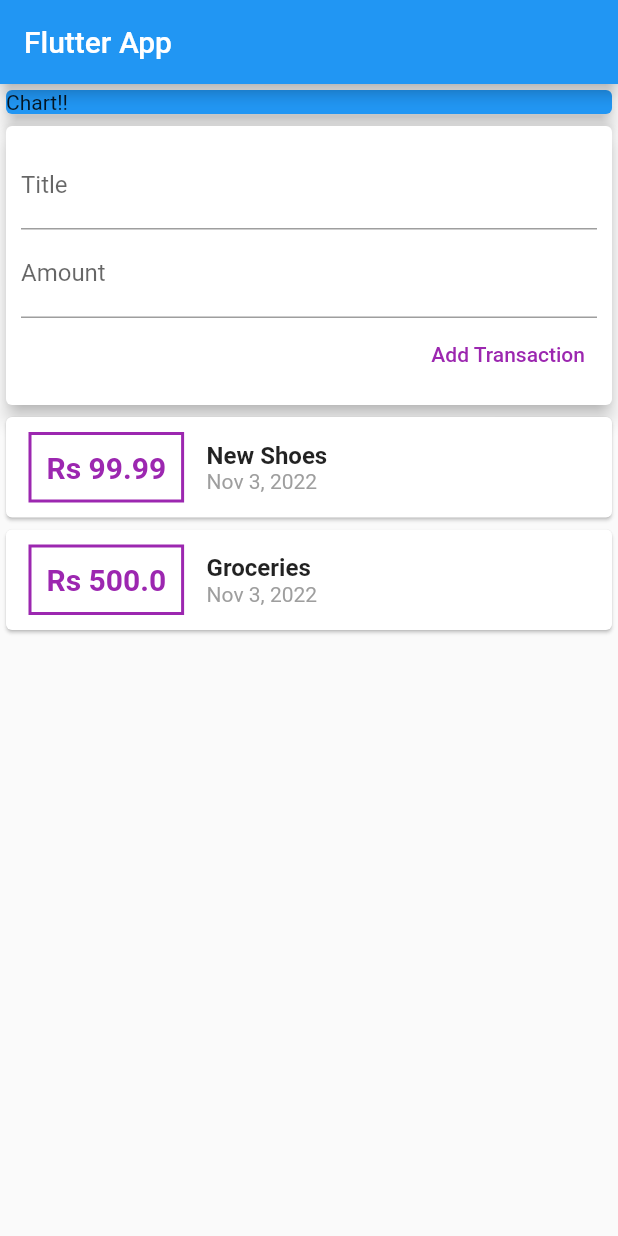
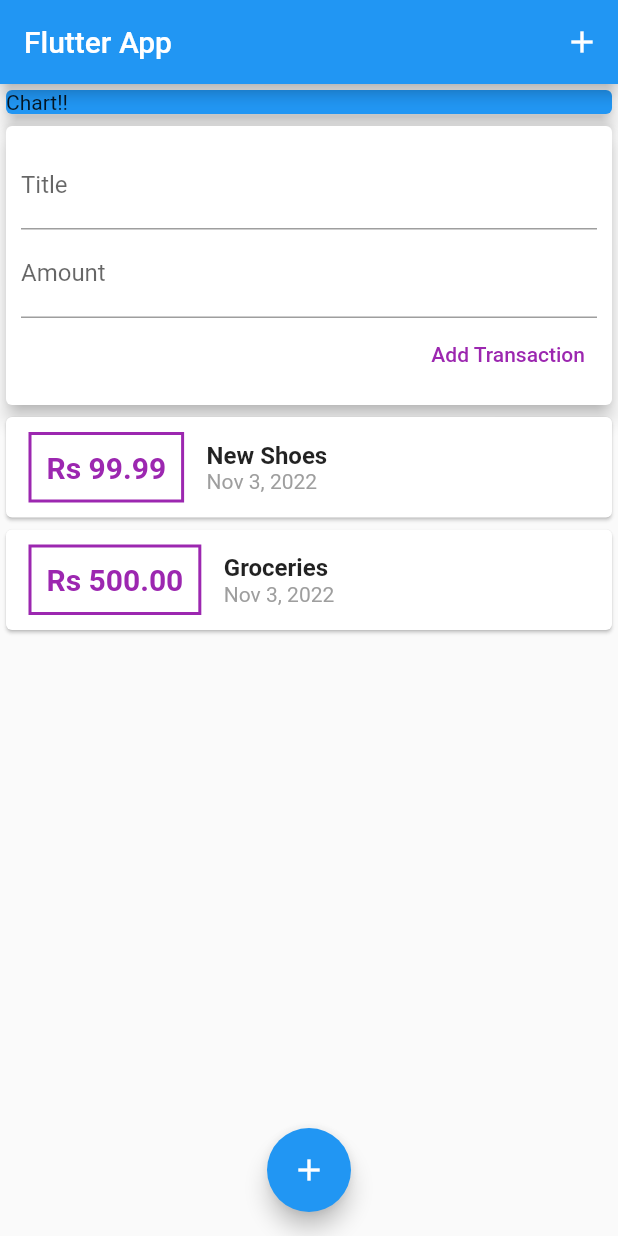
Before and after one commit to AaryanSharmaNeupane/My_Expenses, a Flutter app: the screen it shows after launch, after a tap on "Add Transaction", on a phone screen of 412 x 824 dp. Run offline on Flutter 3.47's test engine with Material 2 defaults, Android fonts, the phone set to English and light mode, and no system bars.

Commit message:
floating action button added

```diff
--- a/lib/main.dart
+++ b/lib/main.dart
@@ -1,10 +1,5 @@
 import 'package:flutter/material.dart';
-import 'package:intl/intl.dart';
 import 'package:personal_expenses/widgets/user_transaction.dart';
-
-import './widgets/new_transaction.dart';
-import './widgets/transaction_list.dart';
-import './models/transaction.dart';
 
 void main() => runApp(MyApp());
 
@@ -14,6 +9,7 @@ class MyApp extends StatelessWidget {
     return MaterialApp(
       title: 'Flutter App',
       home: MyHomePage(),
+      debugShowCheckedModeBanner: false,
     );
   }
 }
@@ -22,10 +18,17 @@ class MyHomePage extends StatelessWidget {
   @override
   Widget build(BuildContext context) {
     return Scaffold(
-        appBar: AppBar(
-          title: Text('Flutter App'),
-        ),
-        body: Column(
+      appBar: AppBar(
+        title: Text('Flutter App'),
+        actions: [
+          IconButton(
+            onPressed: () {},
+            icon: Icon(Icons.add),
+          ),
+        ],
+      ),
+      body: SingleChildScrollView(
+        child: Column(
           crossAxisAlignment: CrossAxisAlignment.stretch,
           children: <Widget>[
             Container(
@@ -38,6 +41,15 @@ class MyHomePage extends StatelessWidget {
             ),
             UserTransaction(),
           ],
-        ));
+        ),
+      ),
+      floatingActionButtonLocation: FloatingActionButtonLocation.centerFloat,
+      floatingActionButton: FloatingActionButton(
+        onPressed: () {},
+        child: Icon(
+          Icons.add,
+        ),
+      ),
+    );
   }
 }
--- a/lib/models/transaction.dart
+++ b/lib/models/transaction.dart
@@ -1,5 +1,3 @@
-import 'package:flutter/foundation.dart';
-
 class Transaction {
   final String id;
   final String title;
--- a/lib/widgets/new_transaction.dart
+++ b/lib/widgets/new_transaction.dart
@@ -1,5 +1,4 @@
 import 'package:flutter/material.dart';
-import 'package:personal_expenses/widgets/user_transaction.dart';
 
 class NewTransaction extends StatelessWidget {
   final titleController = TextEditingController();
@@ -8,6 +7,14 @@ class NewTransaction extends StatelessWidget {
   final Function addTransaction;
 
   NewTransaction(this.addTransaction);
+
+  void SubmitData() {
+    final enteredTitle = titleController.text;
+    final enteredAmount = double.parse(amountController.text);
+
+    if (enteredTitle.isEmpty || enteredAmount < 0) return;
+    addTransaction(titleController.text, double.parse(amountController.text));
+  }
 
   @override
   Widget build(BuildContext context) {
@@ -21,18 +28,17 @@ class NewTransaction extends StatelessWidget {
             TextField(
               decoration: InputDecoration(labelText: "Title"),
               controller: titleController,
+              onSubmitted: (_) => SubmitData(),
             ),
             TextField(
               decoration: InputDecoration(labelText: "Amount"),
               controller: amountController,
               keyboardType: TextInputType.number,
+              onSubmitted: (_) => SubmitData(),
             ),
             TextButton(
               child: Text("Add Transaction"),
-              onPressed: () {
-                addTransaction(
-                    titleController.text, double.parse(amountController.text));
-              },
+              onPressed: SubmitData,
               style: ButtonStyle(
                 foregroundColor:
                     MaterialStateProperty.all<Color>(Colors.purple),
--- a/lib/widgets/transaction_list.dart
+++ b/lib/widgets/transaction_list.dart
@@ -8,9 +8,10 @@ class TransactionList extends StatelessWidget {
   TransactionList(this.userTransactions);
   @override
   Widget build(BuildContext context) {
-    return Column(
-      children: [
-        ...userTransactions.map((tx) {
+    return Container(
+      height: 300,
+      child: ListView.builder(
+        itemBuilder: (ctx, index) {
           return Card(
             child: Row(
               children: [
@@ -27,7 +28,7 @@ class TransactionList extends StatelessWidget {
                     ),
                   ),
                   child: Text(
-                    'Rs ${tx.amount.toString()}',
+                    'Rs ${userTransactions[index].amount.toStringAsFixed(2)}',
                     style: TextStyle(
                       color: Colors.purple,
                       fontSize: 20,
@@ -39,14 +40,14 @@ class TransactionList extends StatelessWidget {
                   crossAxisAlignment: CrossAxisAlignment.start,
                   children: [
                     Text(
-                      tx.title,
+                      userTransactions[index].title,
                       style: TextStyle(
                         fontSize: 16,
                         fontWeight: FontWeight.bold,
                       ),
                     ),
                     Text(
-                      DateFormat.yMMMd().format(tx.date),
+                      DateFormat.yMMMd().format(userTransactions[index].date),
                       style: TextStyle(
                         color: Colors.grey,
                       ),
@@ -56,8 +57,9 @@ class TransactionList extends StatelessWidget {
               ],
             ),
           );
-        }).toList(),
-      ],
+        },
+        itemCount: userTransactions.length,
+      ),
     );
   }
 }
```
